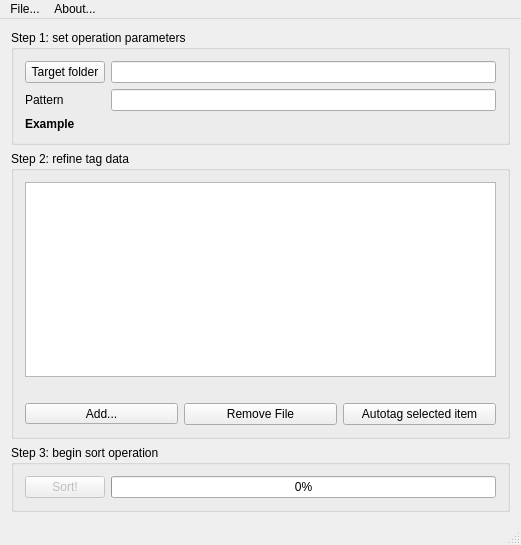
This is mainwindow.ui in flxw/qtagsort as Qt 5 draws it before an edit. The edited form follows.
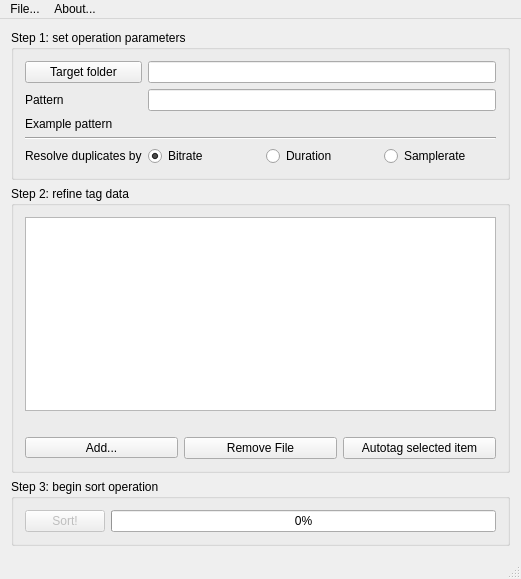
This is the edited form.

Patch:
```diff
--- a/mainwindow.ui
+++ b/mainwindow.ui
@@ -7,7 +7,7 @@
     <x>0</x>
     <y>0</y>
     <width>521</width>
-    <height>545</height>
+    <height>579</height>
    </rect>
   </property>
   <property name="sizePolicy">
@@ -24,47 +24,85 @@
   </property>
   <widget class="QWidget" name="centralWidget">
    <layout class="QGridLayout" name="gridLayout_2">
-    <item row="0" column="0" colspan="3">
+    <item row="0" column="0">
      <widget class="QGroupBox" name="groupBox_2">
       <property name="title">
        <string>Step 1: set operation parameters</string>
       </property>
       <layout class="QGridLayout" name="gridLayout">
-       <item row="0" column="0" colspan="3">
+       <item row="0" column="0">
         <widget class="QPushButton" name="sTargetButton">
          <property name="text">
           <string>Target folder</string>
          </property>
         </widget>
        </item>
-       <item row="2" column="0" colspan="3">
+       <item row="1" column="0">
+        <widget class="QLabel" name="label_2">
+         <property name="text">
+          <string>Pattern</string>
+         </property>
+        </widget>
+       </item>
+       <item row="2" column="0">
         <widget class="QLabel" name="label">
          <property name="font">
           <font>
-           <weight>75</weight>
-           <bold>true</bold>
+           <weight>50</weight>
+           <bold>false</bold>
           </font>
          </property>
          <property name="text">
-          <string>Example</string>
+          <string>Example pattern</string>
          </property>
         </widget>
        </item>
-       <item row="1" column="3">
+       <item row="3" column="0" colspan="4">
+        <widget class="Line" name="line">
+         <property name="orientation">
+          <enum>Qt::Horizontal</enum>
+         </property>
+        </widget>
+       </item>
+       <item row="4" column="0">
+        <widget class="QLabel" name="label_3">
+         <property name="text">
+          <string>Resolve duplicates by</string>
+         </property>
+        </widget>
+       </item>
+       <item row="4" column="1">
+        <widget class="QRadioButton" name="dupResBitrateRadiobutton">
+         <property name="text">
+          <string>Bitrate</string>
+         </property>
+         <property name="checked">
+          <bool>true</bool>
+         </property>
+        </widget>
+       </item>
+       <item row="4" column="2">
+        <widget class="QRadioButton" name="dupResDurationRadioButton">
+         <property name="text">
+          <string>Duration</string>
+         </property>
+        </widget>
+       </item>
+       <item row="1" column="1" colspan="3">
         <widget class="QLineEdit" name="patternEdit">
          <property name="toolTip">
           <string>&lt;html&gt;&lt;head/&gt;&lt;body&gt;&lt;p&gt;Provide a structure for the directories that will be created during sorting:&lt;/p&gt;&lt;p&gt;&lt;span style=&quot; font-weight:600;&quot;&gt;%a&lt;/span&gt;  artist&lt;/p&gt;&lt;p&gt;&lt;span style=&quot; font-weight:600;&quot;&gt;%r&lt;/span&gt;  album/release&lt;/p&gt;&lt;p&gt;&lt;span style=&quot; font-weight:600;&quot;&gt;%t&lt;/span&gt;  title&lt;/p&gt;&lt;p&gt;&lt;span style=&quot; font-weight:600;&quot;&gt;%n&lt;/span&gt;  track number&lt;/p&gt;&lt;/body&gt;&lt;/html&gt;</string>
          </property>
         </widget>
        </item>
-       <item row="0" column="3">
+       <item row="0" column="1" colspan="3">
         <widget class="QLineEdit" name="targetDispLabel">
          <property name="readOnly">
           <bool>true</bool>
          </property>
         </widget>
        </item>
-       <item row="2" column="3">
+       <item row="2" column="1" colspan="3">
         <widget class="QLabel" name="parsedPatternDispLabel">
          <property name="text">
           <string notr="true"/>
@@ -74,17 +112,17 @@
          </property>
         </widget>
        </item>
-       <item row="1" column="0" colspan="2">
-        <widget class="QLabel" name="label_2">
+       <item row="4" column="3">
+        <widget class="QRadioButton" name="dupResSamplerateRadioButton">
          <property name="text">
-          <string>Pattern</string>
+          <string>Samplerate</string>
          </property>
         </widget>
        </item>
       </layout>
      </widget>
     </item>
-    <item row="2" column="0" colspan="3">
+    <item row="1" column="0">
      <widget class="QGroupBox" name="groupBox">
       <property name="title">
        <string>Step 2: refine tag data</string>
@@ -182,7 +220,7 @@
       </layout>
      </widget>
     </item>
-    <item row="3" column="0" colspan="3">
+    <item row="2" column="0">
      <widget class="QGroupBox" name="groupBox_3">
       <property name="title">
        <string>Step 3: begin sort operation</string>
```
